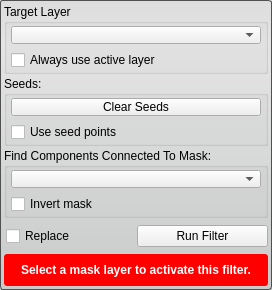
Qt form Interface/ToolInterface/ConnectedComponentFilterInterface.ui (jessdtate/Seg3D) before a commit.
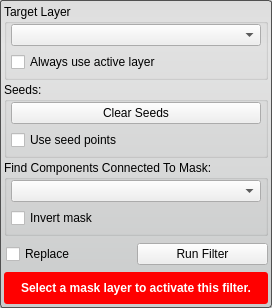
The same form after that commit. Custom widgets are drawn as their Qt base class.

```diff
--- a/Interface/ToolInterface/ConnectedComponentFilterInterface.ui
+++ b/Interface/ToolInterface/ConnectedComponentFilterInterface.ui
@@ -7,7 +7,7 @@
     <x>0</x>
     <y>0</y>
     <width>272</width>
-    <height>290</height>
+    <height>305</height>
    </rect>
   </property>
   <property name="sizePolicy">
@@ -38,24 +38,27 @@
      <property name="minimumSize">
       <size>
        <width>0</width>
-       <height>70</height>
+       <height>76</height>
       </size>
      </property>
      <property name="maximumSize">
       <size>
        <width>16777215</width>
-       <height>70</height>
+       <height>76</height>
       </size>
      </property>
      <property name="title">
       <string>Target Layer</string>
      </property>
      <layout class="QVBoxLayout" name="verticalLayout_4">
+      <property name="spacing">
+       <number>6</number>
+      </property>
       <property name="leftMargin">
        <number>4</number>
       </property>
       <property name="topMargin">
-       <number>2</number>
+       <number>0</number>
       </property>
       <property name="rightMargin">
        <number>4</number>
@@ -106,13 +109,13 @@
      <property name="minimumSize">
       <size>
        <width>0</width>
-       <height>70</height>
+       <height>76</height>
       </size>
      </property>
      <property name="maximumSize">
       <size>
        <width>16777215</width>
-       <height>70</height>
+       <height>76</height>
       </size>
      </property>
      <property name="title">
@@ -126,7 +129,7 @@
        <number>4</number>
       </property>
       <property name="topMargin">
-       <number>2</number>
+       <number>0</number>
       </property>
       <property name="rightMargin">
        <number>4</number>
@@ -180,24 +183,27 @@
      <property name="minimumSize">
       <size>
        <width>0</width>
-       <height>70</height>
+       <height>76</height>
       </size>
      </property>
      <property name="maximumSize">
       <size>
        <width>16777215</width>
-       <height>70</height>
+       <height>76</height>
       </size>
      </property>
      <property name="title">
       <string>Find Components Connected To Mask:</string>
      </property>
      <layout class="QVBoxLayout" name="verticalLayout_5">
+      <property name="spacing">
+       <number>6</number>
+      </property>
       <property name="leftMargin">
        <number>4</number>
       </property>
       <property name="topMargin">
-       <number>2</number>
+       <number>0</number>
       </property>
       <property name="rightMargin">
        <number>4</number>
@@ -307,12 +313,6 @@
        <height>32</height>
       </size>
      </property>
-     <property name="maximumSize">
-      <size>
-       <width>16777215</width>
-       <height>32</height>
-      </size>
-     </property>
      <property name="styleSheet">
       <string notr="true">QLabel#message_{
 	color: white;
```
